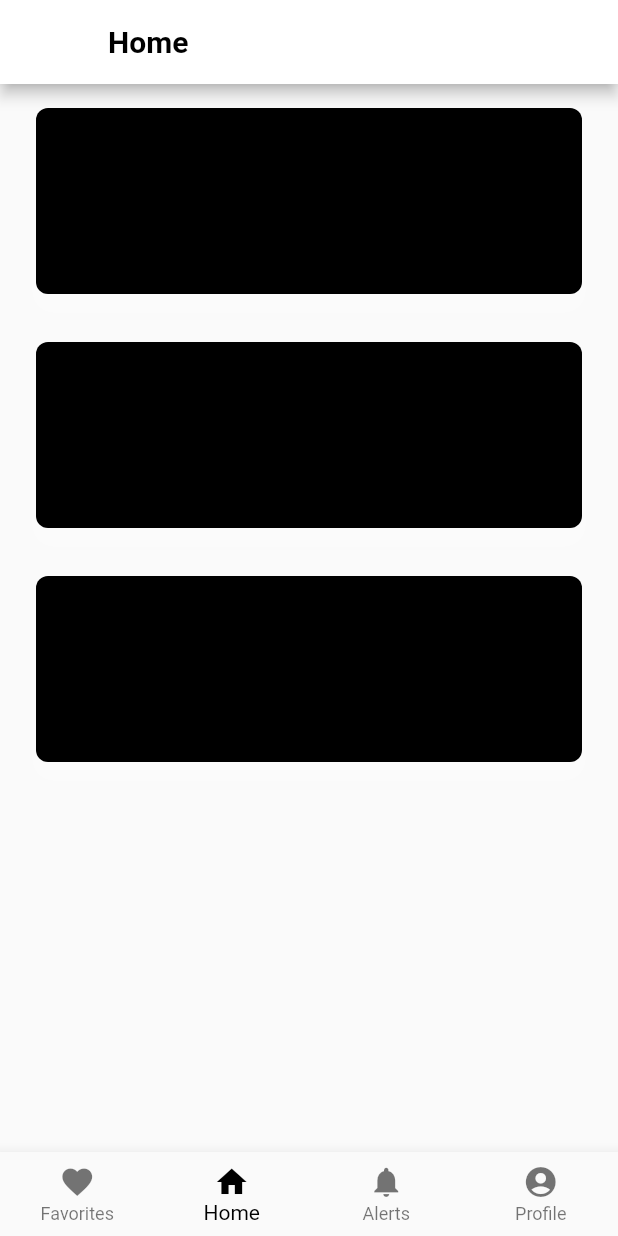
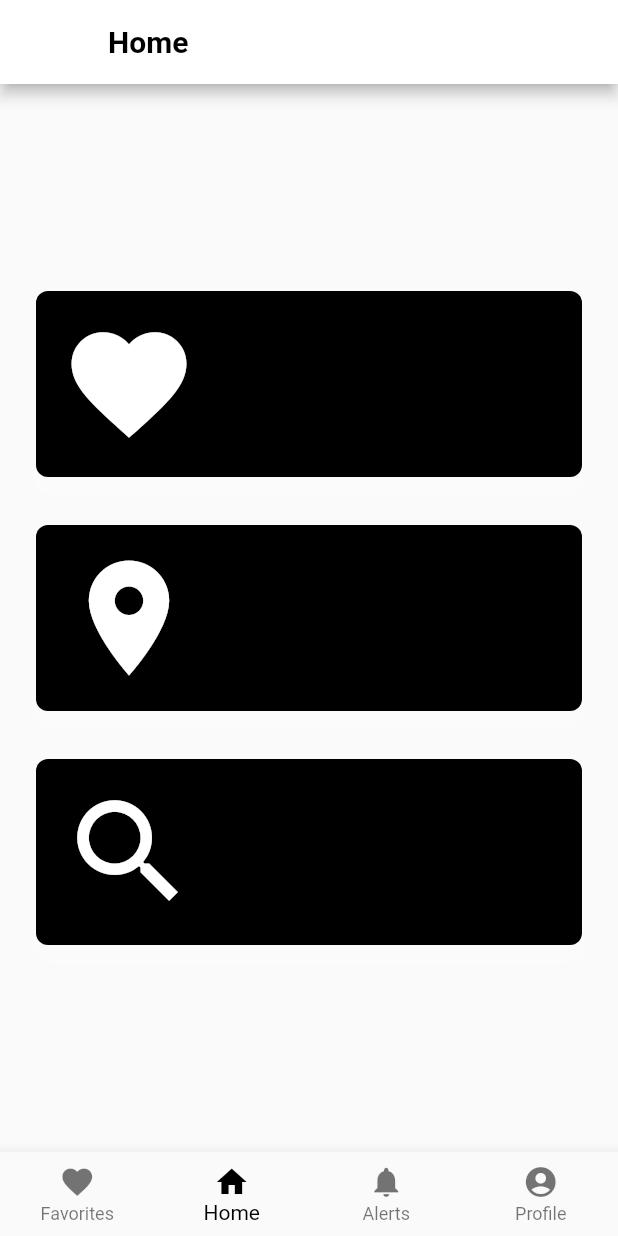
Before and after one commit to plokmij/firebase_phone_auth, a Flutter app: the Home screen opened directly, on a phone screen of 412 x 824 dp. Run offline on Flutter 3.47's test engine with Material 2 defaults, Android fonts, the phone set to English and light mode, and no system bars; our stand-ins replace firebase_auth, rxdart; missing offline and left inert: pin_entry_text_field; accounts and stored records are empty.

Commit message:
Add icon to card

```diff
--- /dev/null
+++ b/lib/src/models/decorate_card.dart
@@ -0,0 +1,3 @@
+class DecoratedCard {
+
+}
--- a/lib/src/screens/home_navi.dart
+++ b/lib/src/screens/home_navi.dart
@@ -4,20 +4,27 @@ class HomePage extends StatelessWidget {
   Widget build(BuildContext context) {
     return Column(
       children: <Widget>[
-        optionRow(),
-        optionRow(),
-        optionRow()
+        Spacer(),
+        optionRow(Icons.favorite),
+        optionRow(Icons.location_on),
+        optionRow(Icons.search),
+        Spacer(),
       ],
     );
   }
 
-  Widget optionRow() {
+  Widget optionRow(IconData ico) {
     return Container(
       margin: EdgeInsets.symmetric(
         vertical: 16.0,
         horizontal: 24.0,
       ),
-      child: decoratedCard(),
+      child: Stack(
+        children: [
+          decoratedCard(),
+          icon(ico),
+        ],
+      ),
     );
   }
 
@@ -37,4 +44,30 @@ class HomePage extends StatelessWidget {
           ]),
     );
   }
+
+  Widget icon(IconData ico) {
+    return Container(
+      margin: EdgeInsets.only(top: 16.0, bottom: 16.0, left: 16.0),
+      alignment: FractionalOffset.centerLeft,
+      child: Icon(
+        ico,
+        color: Colors.white,
+        size: 92.0,
+      ),
+    );
+  }
+
+/*
+  Widget cardContent = new Container(
+    margin: EdgeInsets.fromLTRB(30.0, 16.0, 16.0, 16.0),
+    constraints: BoxConstraints.expand(),
+    child: Column(
+      crossAxisAlignment: CrossAxisAlignment.start,
+      children: <Widget>[
+        Container(height: 4.0,),
+
+      ],
+    ),
+  );
+  */
 }
--- a/lib/src/screens/newscreen.dart
+++ b/lib/src/screens/newscreen.dart
@@ -32,8 +32,9 @@ class Home extends StatelessWidget {
         ],
       ),
 
-      body: Center(
+      body: Align(
         child: HomePage(),
+        alignment: Alignment.center,
       ),
     );
   }
```
